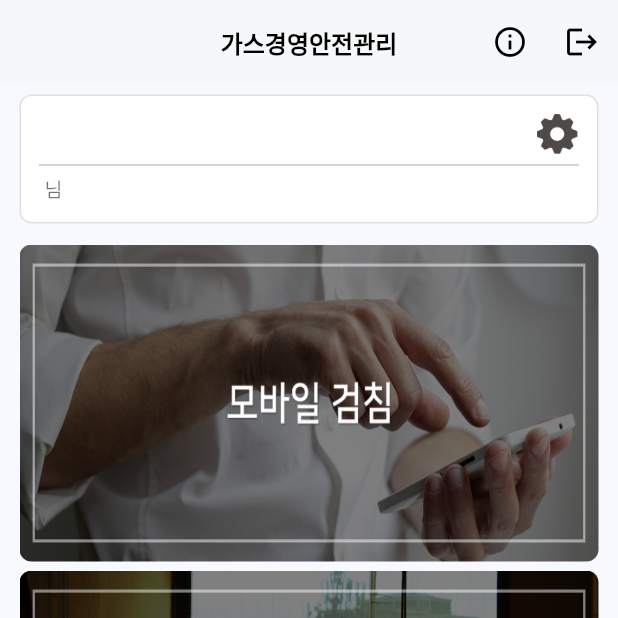
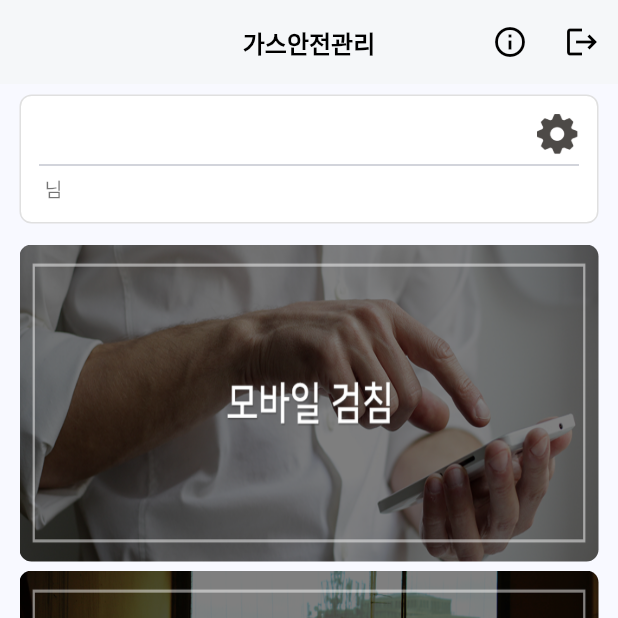
Before and after one commit to joatech1111/gas-safe-flutter, a Flutter app: the MainScreen screen opened directly, on a phone screen of 412 x 824 dp, the top half of it. Run offline on Flutter 3.47's test engine with Material 3 defaults, Android fonts, the phone set to English and light mode, and no system bars; our stand-ins replace device_info_plus, dio, fluttertoast, geolocator, shared_preferences; accounts and stored records are empty.

Commit message:
가스경영안전관리 → 가스안전관리 명칭 변경

```diff
--- a/lib/screens/main_screen.dart
+++ b/lib/screens/main_screen.dart
@@ -25,7 +25,7 @@
 
     return Scaffold(
       appBar: AppBar(
-        title: const Text('가스경영안전관리', style: TextStyle(fontSize: 16, fontWeight: FontWeight.bold, color: Colors.black)),
+        title: const Text('가스안전관리', style: TextStyle(fontSize: 16, fontWeight: FontWeight.bold, color: Colors.black)),
         backgroundColor: Colors.white,
         foregroundColor: Colors.black,
         elevation: 1,
--- a/lib/screens/safety_check_screen.dart
+++ b/lib/screens/safety_check_screen.dart
@@ -32,7 +32,7 @@
 
     return Scaffold(
       appBar: AppBar(
-        title: Text('가스경영안전관리', style: const TextStyle(fontSize: 16, fontWeight: FontWeight.bold)),
+        title: Text('가스안전관리', style: const TextStyle(fontSize: 16, fontWeight: FontWeight.bold)),
         backgroundColor: Colors.white,
         foregroundColor: Colors.black87,
         elevation: 0.5,
--- a/lib/widgets/common_widgets.dart
+++ b/lib/widgets/common_widgets.dart
@@ -162,7 +162,7 @@
 
   static AppBar buildAppBar(BuildContext context, String title, {List<Widget>? actions, VoidCallback? onLogout}) {
     return AppBar(
-      title: Text('가스경영안전관리', style: const TextStyle(fontSize: 16, fontWeight: FontWeight.bold, color: Colors.black)),
+      title: Text('가스안전관리', style: const TextStyle(fontSize: 16, fontWeight: FontWeight.bold, color: Colors.black)),
       backgroundColor: Colors.white,
       foregroundColor: Colors.black,
       elevation: 1,
```
